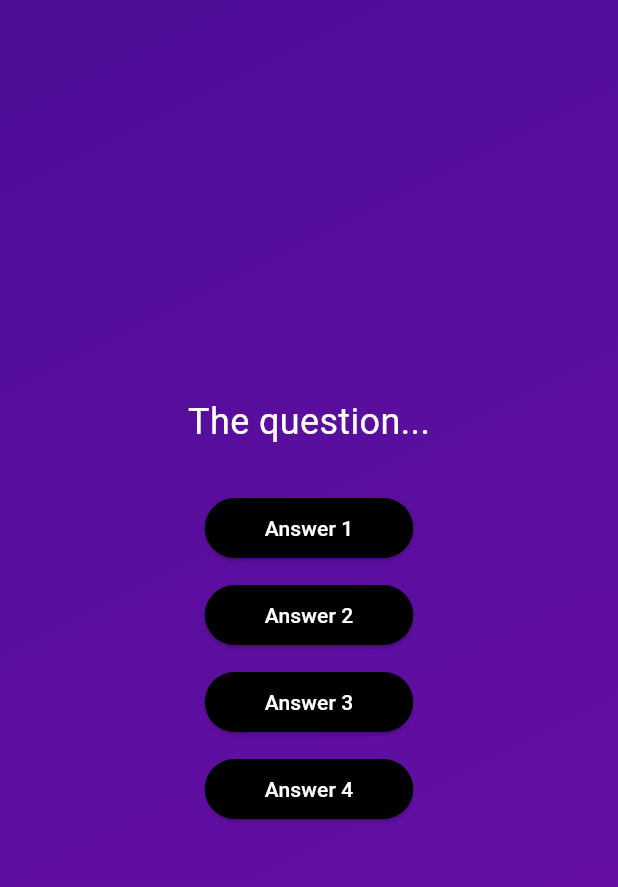
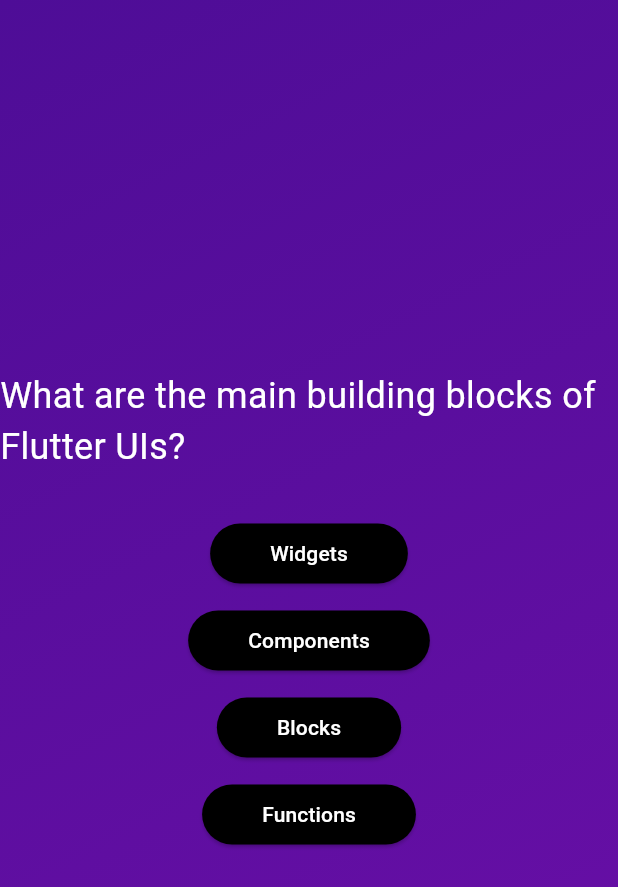
Before and after one commit to hatamirais/quiz_app, a Flutter app: the screen it shows after launch, after a tap on "Click here to start", on a phone screen of 412 x 824 dp. Shown: the top 887 px of the screen. Run offline on Flutter 3.47's test engine with Material 3 defaults, Android fonts, the phone set to English and light mode, and no system bars.

Commit message:
complete chapter 71

```diff
--- a/lib/questions_screen.dart
+++ b/lib/questions_screen.dart
@@ -1,7 +1,6 @@
 import 'package:flutter/material.dart';
 import 'package:quiz_app/widgets/answer_button.dart';
 import 'package:quiz_app/data/questions.dart';
-import 'package:quiz_app/widgets/answer_button.dart';
 
 class QuestionsScreen extends StatefulWidget {
   const QuestionsScreen(this.onGoBack, {super.key});
@@ -17,24 +16,37 @@
 class _QuestionsScreenState extends State<QuestionsScreen> {
   @override
   Widget build(BuildContext context) {
+    final currentQuestion = questions[0];
     return SizedBox(
       width: double.infinity,
       child: Column(
         mainAxisAlignment: MainAxisAlignment.center,
         mainAxisSize: MainAxisSize.max,
         children: [
-          const Text(
-            "The question...",
+          Text(
+            currentQuestion.question,
             style: TextStyle(fontSize: 24, color: Colors.white),
           ),
           const SizedBox(height: 30),
-          AnswerButton(answerText: 'Answer 1', onSelected: () {}),
+          AnswerButton(
+            answerText: currentQuestion.answers[0],
+            onSelected: () {},
+          ),
           const SizedBox(height: 10),
-          AnswerButton(answerText: 'Answer 2', onSelected: () {}),
+          AnswerButton(
+            answerText: currentQuestion.answers[1],
+            onSelected: () {},
+          ),
           const SizedBox(height: 10),
-          AnswerButton(answerText: 'Answer 3', onSelected: () {}),
+          AnswerButton(
+            answerText: currentQuestion.answers[2],
+            onSelected: () {},
+          ),
           const SizedBox(height: 10),
-          AnswerButton(answerText: 'Answer 4', onSelected: () {}),
+          AnswerButton(
+            answerText: currentQuestion.answers[3],
+            onSelected: () {},
+          ),
           const SizedBox(height: 10),
         ],
       ),
```
